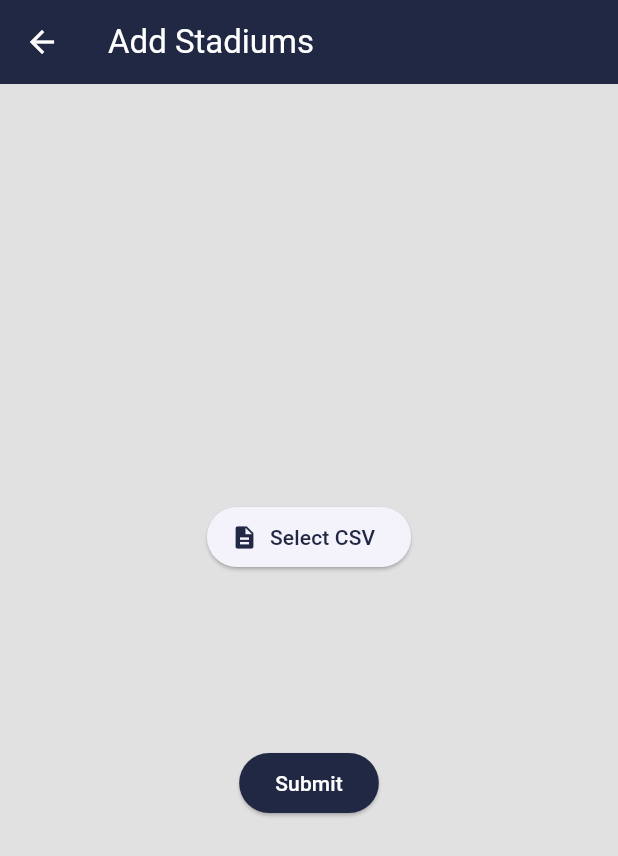
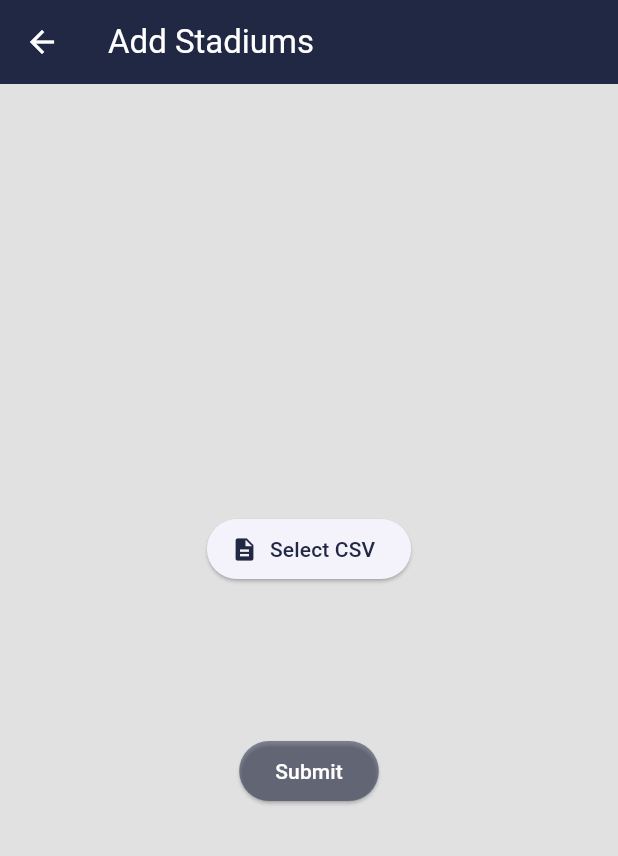
Before and after one commit to elverion/us-soccer-flutter, a Flutter app: the AddStadium screen opened by its route, after a tap on "Submit", on a phone screen of 412 x 824 dp. Shown: the top 856 px of the screen. Run offline on Flutter 3.47's test engine with Material 3 defaults, Android fonts, the light colour scheme and no system bars; our stand-ins replace file_picker, flutter_riverpod, go_router; network calls fail.

Commit message:
Upload button and notification

```diff
--- a/lib/const/environmentals.dart
+++ b/lib/const/environmentals.dart
@@ -1,4 +1,4 @@
 // Standard
-const String serverURL = 'http://127.0.0.1:8080';
+// const String serverURL = 'http://127.0.0.1:8080';
 // Android Emulator
-// const String serverURL = 'http://10.0.2.2:8080';
+const String serverURL = 'http://10.0.2.2:8080';
--- a/lib/screens/add_stadium.screen.dart
+++ b/lib/screens/add_stadium.screen.dart
@@ -89,13 +89,10 @@ class _AddStadiumState extends ConsumerState<AddStadium> {
         child: SingleChildScrollView(
           child: Column(
             children: [
-              Padding(
-                padding: const EdgeInsets.only(bottom: 16),
-                child: ElevatedButton.icon(
+              ElevatedButton.icon(
                 icon: const Icon(Icons.description),
                 label: const Text('Select CSV'),
                 onPressed: () => _pickFiles(),
-                ),
               ),
               localFile != null
                   ? Container(
@@ -105,7 +102,10 @@ class _AddStadiumState extends ConsumerState<AddStadium> {
                       ),
                       child: SingleChildScrollView(
                         child: Card(
+                          child: Padding(
+                            padding: const EdgeInsets.all(8.0),
                             child: Column(
+                              crossAxisAlignment: CrossAxisAlignment.start,
                               children: [
                                 Text('${localFile?.files.single.name}'),
                                 kIsWeb
@@ -115,20 +115,39 @@ class _AddStadiumState extends ConsumerState<AddStadium> {
                             ),
                           ),
                         ),
+                      ),
                     )
                   : const SizedBox(height: 100),
               ElevatedButton(
                 onPressed: () async {
-                  if (csvFile != null) {
+                  if (!isLoading && csvFile != null) {
                     final result = await ref
                         .read(stadiumProvider.notifier)
                         .uploadCSV(csvFile!);
                     _resetState();
+
+                    setState(() {
+                      isLoading = false;
+                    });
+
+                    final snackBar = SnackBar(
+                      content: Text(result
+                          ? 'Stadiums added successfully'
+                          : 'An error occurred'),
+                      action: SnackBarAction(
+                        label: 'X',
+                        onPressed: () {},
+                      ),
+                    );
+
+                    ScaffoldMessenger.of(context).showSnackBar(snackBar);
                   }
                 },
                 style: ButtonStyle(
                   backgroundColor: WidgetStatePropertyAll<Color>(
-                    Theme.of(context).primaryColor,
+                    isLoading || csvFile == null
+                        ? Theme.of(context).primaryColor.withOpacity(0.5)
+                        : Theme.of(context).primaryColor,
                   ),
                   foregroundColor: WidgetStatePropertyAll<Color>(
                     Theme.of(context).colorScheme.onPrimary,
```
Lines whose indentation alone changed are shown as unchanged.
